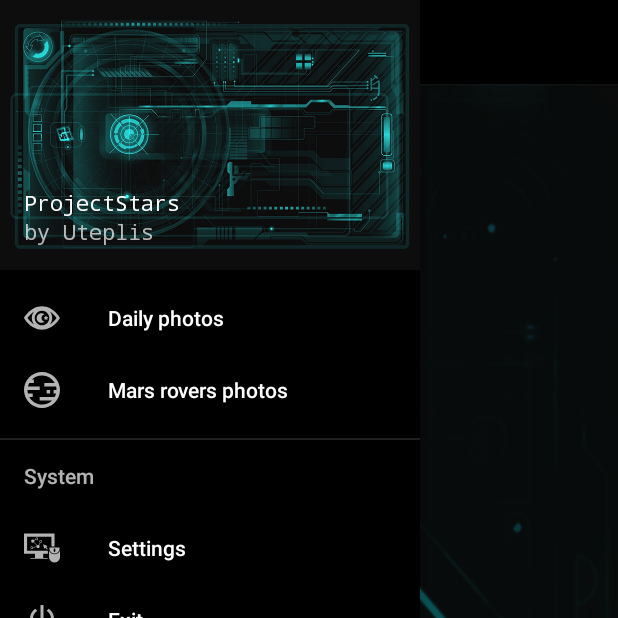
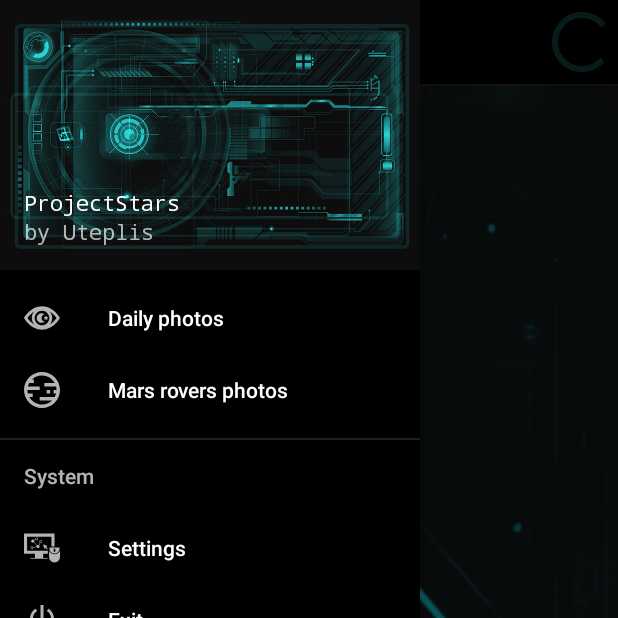
Before and after one commit to VladislavTitov/NASAapi, an Android app: the fragment ApodFragment placed in its activity, on a phone screen of 412 x 824 dp, the top half of it. Run offline under Robolectric (Android 15) with nearby library versions, the phone set to English and light mode, and no system bars; our stand-ins replace CircleImageView, Picasso; pictures from the network do not load.

Commit message:
added progress bar in toolbar

```diff
--- a/app/src/main/java/com/example/vladislav/nasaapi/apod/ApodFragment.java
+++ b/app/src/main/java/com/example/vladislav/nasaapi/apod/ApodFragment.java
@@ -15,6 +15,7 @@
 import android.webkit.WebSettings;
 import android.webkit.WebView;
 import android.widget.MediaController;
+import android.widget.ProgressBar;
 import android.widget.TextView;
 import android.widget.VideoView;
 
@@ -35,6 +36,8 @@
     TextView explanation;
 
     WebView videoView;
+
+    ProgressBar progressBar;
 
     ApodReceiver apodReceiver;
 
@@ -74,6 +77,9 @@
         getActivity().startService(intentService);
 
         Log.d(ApodFragment.TAG, "onViewCreated after startService");
+
+        progressBar = (ProgressBar) view.getRootView().findViewById(R.id.progress);
+        progressBar.setVisibility(View.VISIBLE);
 
     }
 
@@ -128,6 +134,8 @@
                         .error(R.drawable.space)
                         .into(photo);
             }
+
+            progressBar.setVisibility(View.GONE);
         }
 
     }
--- a/app/src/main/res/layout/main_app_bar_navigation.xml
+++ b/app/src/main/res/layout/main_app_bar_navigation.xml
@@ -21,6 +21,14 @@
             android:background="#000000"
             app:popupTheme="@style/AppTheme.PopupOverlay">
 
+            <ProgressBar
+                android:id="@+id/progress"
+                android:visibility="gone"
+                android:layout_width="wrap_content"
+                android:layout_height="match_parent"
+                android:layout_gravity="right"
+                />
+
         </android.support.v7.widget.Toolbar>
 
     </android.support.design.widget.AppBarLayout>
```
Also changed, not shown: app/src/main/java/com/example/vladislav/nasaapi/mars/PhotosShowFragment.java (+7 -0 lines).
